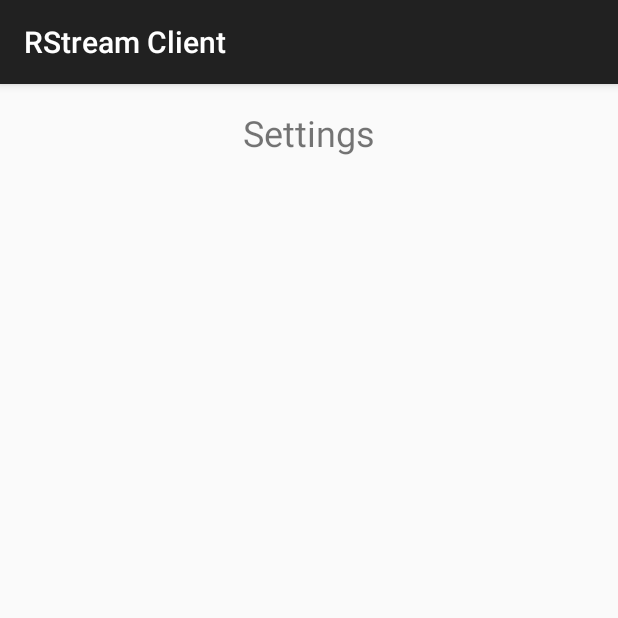
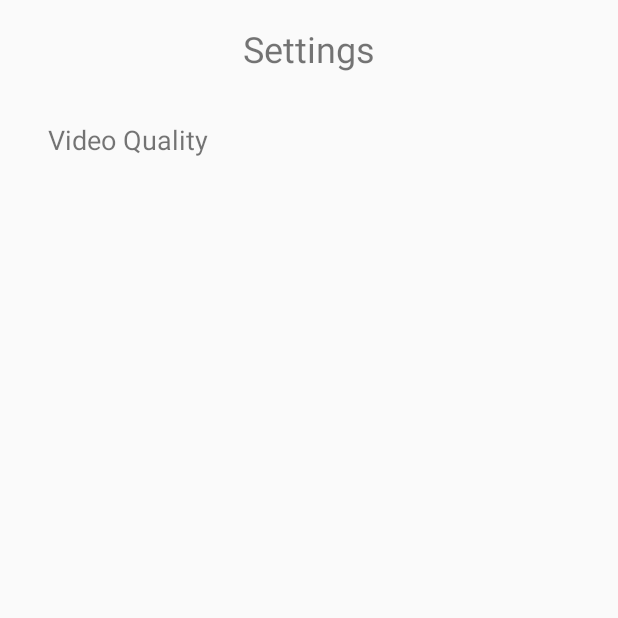
Before and after one commit to floppyhammer/rstream, an Android app: the SettingsActivity screen opened directly, with no data from a screen before it, on a phone screen of 412 x 824 dp, the top half of it. Run offline under Robolectric (Android 15) with nearby library versions, the phone set to English and light mode, and no system bars.

Commit message:
Add a settings option

```diff
--- a/client/app/src/main/AndroidManifest.xml
+++ b/client/app/src/main/AndroidManifest.xml
@@ -23,7 +23,7 @@
         <activity
             android:name=".MainMenuActivity"
             android:exported="true"
-            android:theme="@style/Theme.AppCompat.DayNight.DarkActionBar">
+            android:theme="@style/Theme.AppCompat.DayNight.NoActionBar">
             <intent-filter>
                 <action android:name="android.intent.action.MAIN" />
                 <category android:name="android.intent.category.LAUNCHER" />
@@ -33,7 +33,7 @@
         <activity
             android:name=".SettingsActivity"
             android:exported="true"
-            android:theme="@style/Theme.AppCompat.DayNight.DarkActionBar">
+            android:theme="@style/Theme.AppCompat.DayNight.NoActionBar">
         </activity>
 
         <activity
--- a/client/app/src/main/res/layout/activity_settings.xml
+++ b/client/app/src/main/res/layout/activity_settings.xml
@@ -2,7 +2,8 @@
 <LinearLayout xmlns:android="http://schemas.android.com/apk/res/android"
     android:layout_width="match_parent"
     android:layout_height="match_parent"
-    android:orientation="vertical">
+    android:orientation="vertical"
+    android:padding="16dp">
 
     <TextView
         android:layout_width="match_parent"
@@ -10,6 +11,17 @@
         android:text="Settings"
         android:textSize="24sp"
         android:gravity="center"
-        android:padding="16dp"/>
+        android:paddingBottom="16dp"/>
+
+    <TextView
+        android:id="@+id/video_quality_option"
+        android:layout_width="match_parent"
+        android:layout_height="wrap_content"
+        android:text="Video Quality"
+        android:textSize="18sp"
+        android:padding="16dp"
+        android:clickable="true"
+        android:focusable="true"
+        android:background="?android:attr/selectableItemBackground" />
 
 </LinearLayout>
--- /dev/null
+++ b/client/app/src/main/res/menu/video_quality_menu.xml
@@ -0,0 +1,12 @@
+<?xml version="1.0" encoding="utf-8"?>
+<menu xmlns:android="http://schemas.android.com/apk/res/android">
+    <item
+        android:id="@+id/quality_high"
+        android:title="High" />
+    <item
+        android:id="@+id/quality_medium"
+        android:title="Medium" />
+    <item
+        android:id="@+id/quality_low"
+        android:title="Low" />
+</menu>
```
Also changed, not shown: client/app/src/main/java/com/gst/android/demo/SettingsActivity.kt (+28 -0 lines).
